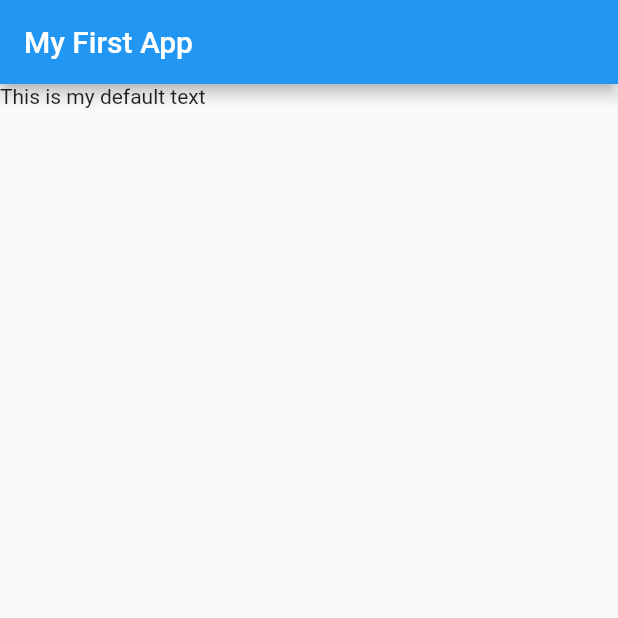
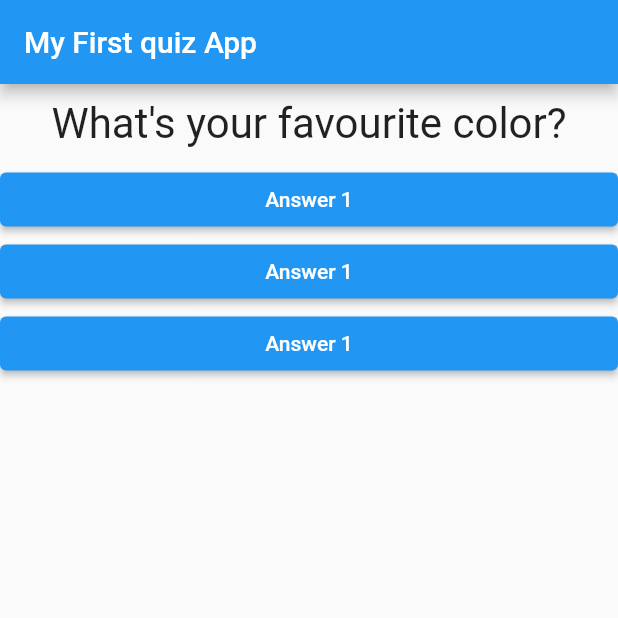
Before and after one commit to Hazrulidham28/Flutter-scratchApp, a Flutter app: the screen it shows after launch, on a phone screen of 412 x 824 dp, the top half of it. Run offline on Flutter 3.47's test engine with Material 2 defaults, Android fonts, the phone set to English and light mode, and no system bars.

Commit message:
commite second

```diff
--- /dev/null
+++ b/lib/answer.dart
@@ -0,0 +1,21 @@
+import 'package:flutter/material.dart';
+
+class Answer extends StatelessWidget {
+  //shorthand for void Function()
+  final VoidCallback selectHandler;
+  Answer(this.selectHandler);
+
+  @override
+  Widget build(BuildContext context) {
+    return Container(
+      width: double.infinity,
+      child: ElevatedButton(
+        style: ButtonStyle(
+          backgroundColor: MaterialStateProperty.all(Colors.blue),
+        ),
+        child: Text('Answer 1'),
+        onPressed: selectHandler,
+      ),
+    );
+  }
+}
--- a/lib/main.dart
+++ b/lib/main.dart
@@ -1,6 +1,8 @@
 // ignore_for_file: prefer_const_constructors
 
 import 'package:flutter/material.dart';
+import './question.dart';
+import './answer.dart';
 
 void main() {
   //from material.dart
@@ -16,18 +18,53 @@ void main()=>runApp(MyApp());
 //StatelessWidget is class predefined by flutter framework
 //it is use to make the class as widget by extends any class
 
-class MyApp extends StatelessWidget {
+class MyApp extends StatefulWidget {
+  @override
+  State<StatefulWidget> createState() {
+    // TODO: implement createState
+    return _MyAppState();
+  }
+}
+
+class _MyAppState extends State<MyApp> {
+//function for onpressed button
+  var _questionIndex = 0;
+
+  void _answerQuestion() {
+    setState(() {
+      _questionIndex++;
+    });
+    print('answer 1 chosen ');
+
+    print(_questionIndex);
+  }
+
   //override from statelesswidget class
   @override
   Widget build(BuildContext context) {
+    var questions = [
+      'What\'s your favourite color?',
+      'What\'s your favourite animal?',
+    ];
+
     //return material app widget, turn combination off widget to real app
 
     return MaterialApp(
       home: Scaffold(
         appBar: AppBar(
-          title: Text('My First App'),
+          title: Text('My First quiz App'),
         ),
-        body: Text('This is my default text'),
+        body: Column(
+          children: [
+            Question(
+              //variable store array of string
+              questions[_questionIndex],
+            ),
+            Answer(_answerQuestion),
+            Answer(_answerQuestion),
+            Answer(_answerQuestion),
+          ],
+        ),
       ),
     );
   }
--- /dev/null
+++ b/lib/question.dart
@@ -0,0 +1,22 @@
+import 'package:flutter/material.dart';
+
+class Question extends StatelessWidget {
+  final String questionText;
+
+  //norm constructor, directly assing to questiontext variable
+  Question(this.questionText);
+
+  @override
+  Widget build(BuildContext context) {
+    return Container(
+      width: double.infinity,
+      margin: EdgeInsets.all(10),
+      child: Text(
+        //instead of questtion text, flutter take size of container to center
+        questionText,
+        style: TextStyle(fontSize: 28),
+        textAlign: TextAlign.center,
+      ),
+    );
+  }
+}
```
